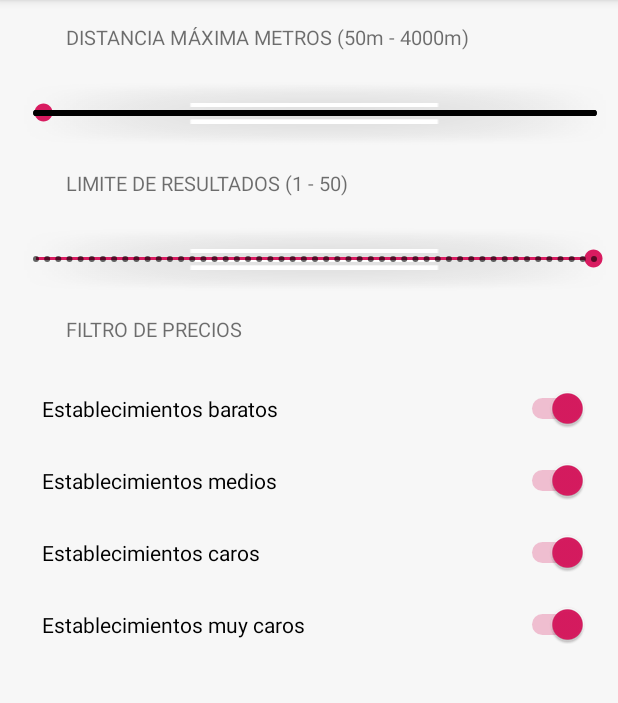
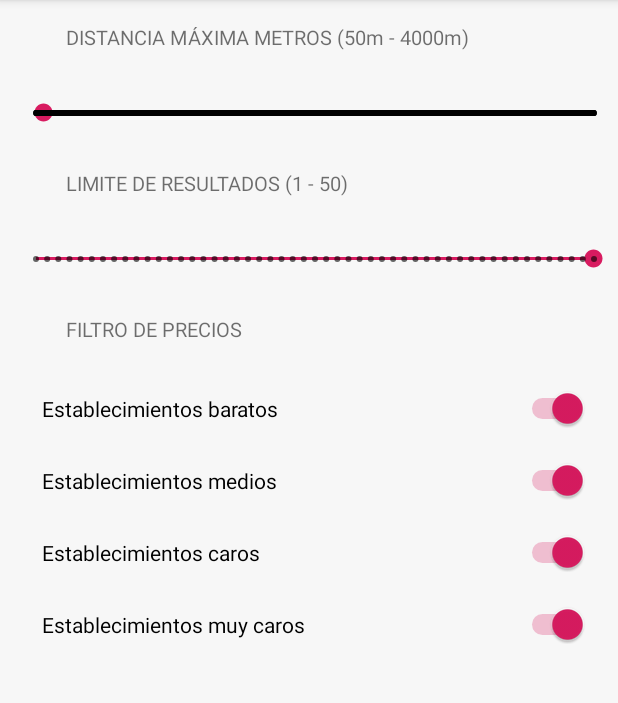
Before and after one commit to masterlino/3CuadrasAndroid, an Android app: the PreferencesActivity screen opened directly, with no data from a screen before it, on a phone screen of 412 x 824 dp, the part 84-787 px from its top. Run offline under Robolectric (Android 15) with nearby library versions, the phone set to English and light mode, and no system bars.

Commit message:
Remove unused BGround

```diff
--- a/app/src/main/res/layout/activity_preferences.xml
+++ b/app/src/main/res/layout/activity_preferences.xml
@@ -23,7 +23,7 @@
             android:layout_marginStart="8dp" app:layout_constraintStart_toStartOf="parent"
             app:layout_constraintTop_toBottomOf="@+id/textView" android:layout_marginTop="20dp"
             app:layout_constraintHorizontal_bias="0.357"
-            android:background="@drawable/white_menu_icon"
+
             android:splitTrack="false"
             />
     <TextView
@@ -46,7 +46,7 @@
             android:layout_marginStart="8dp" app:layout_constraintStart_toStartOf="parent"
             app:layout_constraintTop_toBottomOf="@+id/textView2" android:layout_marginTop="20dp"
             app:layout_constraintHorizontal_bias="0.285"
-            android:background="@drawable/white_menu_icon"
+
             android:splitTrack="false"/>
     <TextView
             android:text="FILTRO DE PRECIOS"
```
